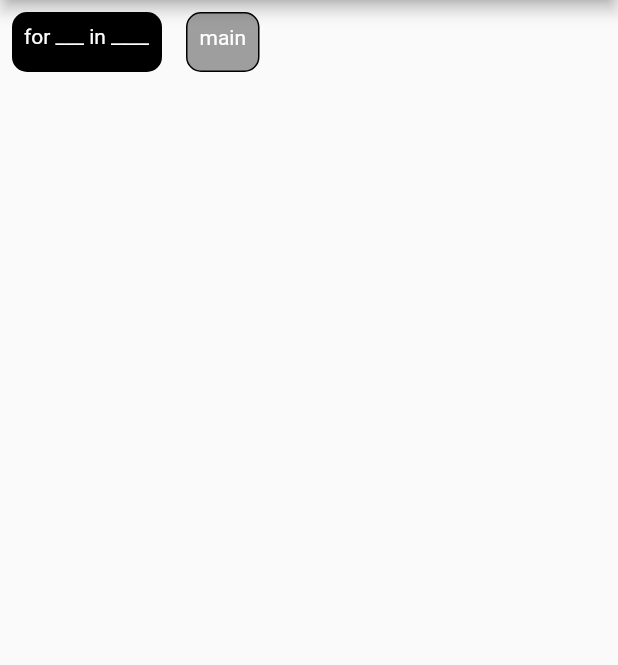
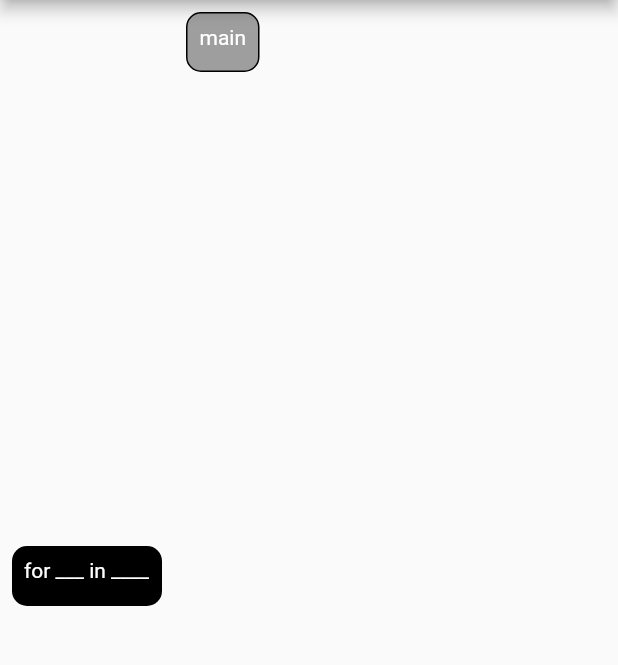
Before and after one commit to danielzsh/blocks, a Flutter app: the screen it shows after launch, on a phone screen of 412 x 824 dp, the part 84-749 px from its top. Run offline on Flutter 3.47's test engine with Material 2 defaults, Android fonts, the light colour scheme and no system bars.

Commit message:
main now displays children

```diff
--- a/lib/main.dart
+++ b/lib/main.dart
@@ -39,6 +39,9 @@ class MyApp extends StatelessWidget {
 abstract class IStatement {
   late List<IStatement> body;
   void run() {}
+  Widget build(BuildContext context) {
+    return Container();
+  }
 }
 
 class Main extends StatefulWidget {
@@ -54,14 +57,24 @@ class _MainState extends State<Main> implements IStatement {
   void run() {}
   @override
   Widget build(BuildContext context) {
+    var children = body.map(
+      (e) {
+        return e.build(context);
+      },
+    );
     return DragTarget<IStatement>(
       builder: ((context, candidateData, rejectedData) {
-        return Container(
+        return Column(
+            mainAxisAlignment: MainAxisAlignment.start,
+            children: [
+              Container(
                 decoration: BoxDecoration(
                     color: Colors.grey,
                     borderRadius: const BorderRadius.all(Radius.circular(10)),
                     border: Border.all(
-                  color: candidateData.isNotEmpty ? Colors.red : Colors.black)),
+                        color: candidateData.isNotEmpty
+                            ? Colors.red
+                            : Colors.black)),
                 height: 40,
                 margin: const EdgeInsets.all(8),
                 child: Container(
@@ -70,7 +83,8 @@ class _MainState extends State<Main> implements IStatement {
                       'main',
                       style: TextStyle(color: Colors.white),
                     )),
-        );
+              )
+            ]..addAll(children));
       }),
       onAccept: (statement) {
         setState(() {
```
Lines whose indentation alone changed are shown as unchanged.
